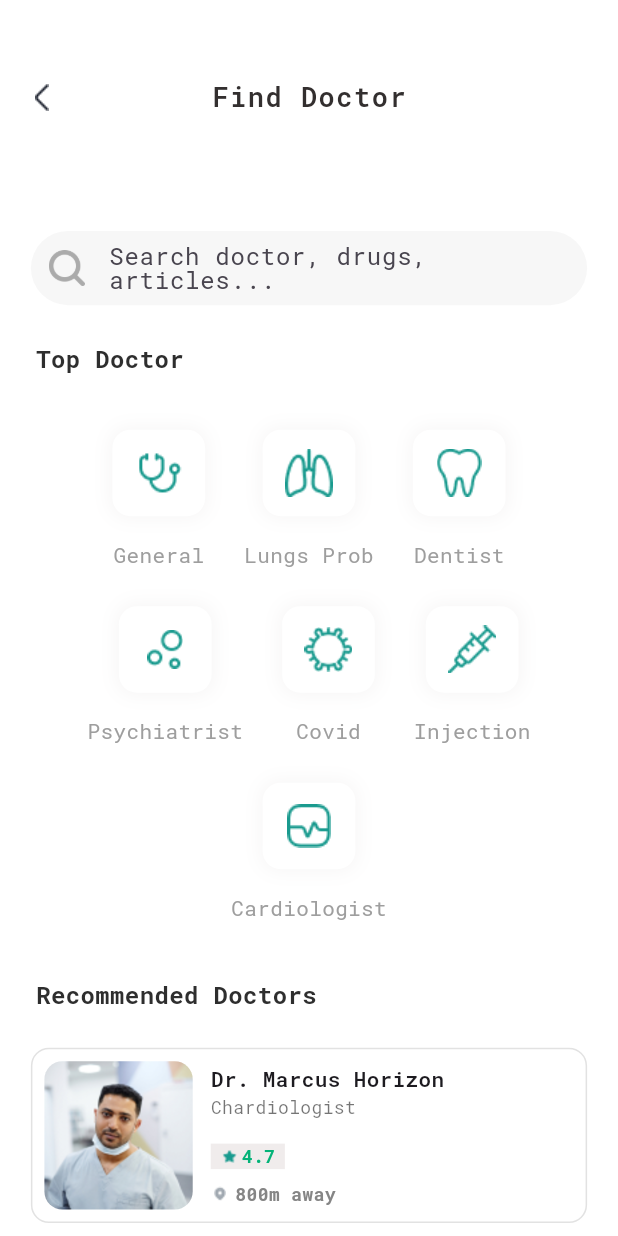
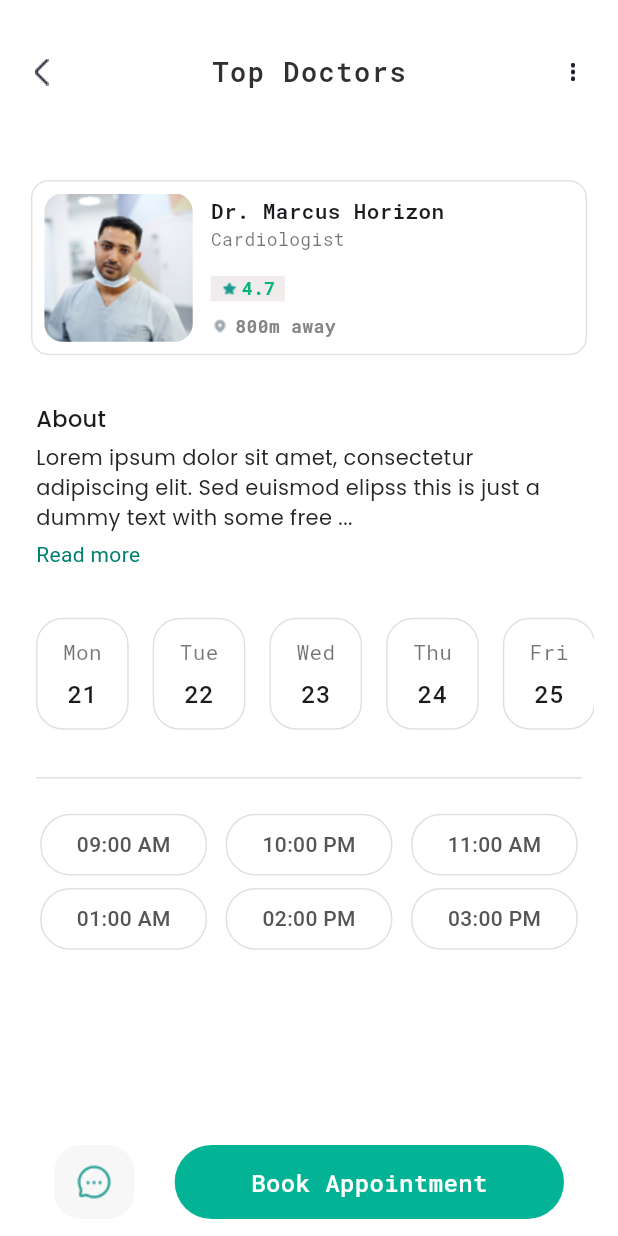
Before and after one commit to ratchaphong/hell_doctor, a Flutter app: the FindDoctorScreen screen opened directly, after a tap on "Dr. Marcus Horizon", on a phone screen of 412 x 824 dp. Run offline on Flutter 3.47's test engine with Material 3 defaults, Android fonts, the light colour scheme and no system bars; our stand-ins replace dio, get, google_fonts, motion_tab_bar_v2, retrofit, shared_preferences and 1 more; accounts and stored records are empty; generated files the repository leaves out were written again.

Commit message:
add top doctor screen

```diff
--- a/lib/utilities/theme.dart
+++ b/lib/utilities/theme.dart
@@ -6,12 +6,14 @@ class ColorResources {
   static const Color lightGreen2 = Color.fromARGB(255, 170, 255, 237);
   static const Color lightGreen3 = Color.fromARGB(255, 3, 226, 215);
   static const Color lightGreen4 = Color.fromARGB(255, 4, 179, 120);
+  static const Color lightGreen5 = Color.fromARGB(255, 2, 179, 149);
   static const Color white1 = Color.fromARGB(255, 255, 255, 255);
   static const Color white2 = Color.fromARGB(255, 247, 247, 247);
   static const Color white3 = Color.fromARGB(255, 255, 255, 255);
   static const Color white4 = Color.fromARGB(255, 226, 226, 226);
   static const Color white5 = Color.fromARGB(255, 245, 243, 243);
   static const Color white6 = Color.fromARGB(255, 240, 236, 236);
+  static const Color white7 = Colors.white70;
   static const Color black1 = Colors.black87;
   static const Color black2 = Colors.black26;
   static const Color black3 = Color.fromARGB(255, 37, 37, 37);
--- /dev/null
+++ b/lib/views/doctor_details_screen/date_select.dart
@@ -0,0 +1,69 @@
+import 'package:flutter/material.dart';
+import 'package:google_fonts/google_fonts.dart';
+import 'package:hell_care/utilities/theme.dart';
+
+class DateSelect extends StatefulWidget {
+  final String maintext;
+  final String date;
+
+  const DateSelect({super.key, required this.date, required this.maintext});
+
+  @override
+  State<DateSelect> createState() => _DateSelectState();
+}
+
+class _DateSelectState extends State<DateSelect> {
+  bool isSelected = false;
+
+  void toggleSelection() {
+    setState(() {
+      isSelected = !isSelected;
+    });
+  }
+
+  @override
+  Widget build(BuildContext context) {
+    return GestureDetector(
+      onTap: toggleSelection,
+      child: Padding(
+        padding: const EdgeInsets.all(8.0),
+        child: Container(
+          // height: MediaQuery.of(context).size.height * 0.02,
+          width: MediaQuery.of(context).size.width * 0.15,
+          decoration: BoxDecoration(
+            color: isSelected
+                ? const Color.fromARGB(255, 2, 179, 149)
+                : Colors.white,
+            borderRadius: BorderRadius.circular(18),
+            border: Border.all(color: Colors.black12),
+          ),
+          child: Padding(
+            padding: const EdgeInsets.symmetric(vertical: 12),
+            child: Column(
+              mainAxisAlignment: MainAxisAlignment.spaceBetween,
+              children: [
+                Text(
+                  widget.maintext,
+                  style: GoogleFonts.robotoMono(
+                    fontSize: FontSizes.sizeSm,
+                    color: isSelected ? ColorResources.white1 : Colors.black54,
+                  ),
+                ),
+                Text(
+                  widget.date,
+                  style: GoogleFonts.robotoMono(
+                    fontSize: FontSizes.sizeBase,
+                    color: isSelected
+                        ? ColorResources.white1
+                        : const Color.fromARGB(255, 27, 27, 27),
+                    fontWeight: FontWeight.w500,
+                  ),
+                ),
+              ],
+            ),
+          ),
+        ),
+      ),
+    );
+  }
+}
--- /dev/null
+++ b/lib/views/doctor_details_screen/doctor_details_screen.dart
@@ -0,0 +1,286 @@
+import 'package:flutter/material.dart';
+import 'package:get/get.dart';
+import 'package:google_fonts/google_fonts.dart';
+
+import '../../gen/assets.gen.dart';
+import '../../utilities/theme.dart';
+import '../find_doctor_screen/doctor_list.dart';
+import 'date_select.dart';
+import 'time_select.dart';
+
+class DoctorDetailsScreen extends StatefulWidget {
+  const DoctorDetailsScreen({super.key});
+
+  @override
+  State<DoctorDetailsScreen> createState() => _DoctorDetailsScreenState();
+}
+
+class _DoctorDetailsScreenState extends State<DoctorDetailsScreen> {
+  bool showExtendedText = false;
+
+  void toggleTextVisibility() {
+    setState(() {
+      showExtendedText = !showExtendedText;
+    });
+  }
+
+  @override
+  Widget build(BuildContext context) {
+    return Scaffold(
+      backgroundColor: ColorResources.white1,
+      appBar: AppBar(
+        leading: IconButton(
+          icon: SizedBox(
+            height: MediaQuery.of(context).size.height * 0.06,
+            width: MediaQuery.of(context).size.width * 0.06,
+            // child: Image.asset("lib/icons/back2.png"),
+            child: Assets.icons.back1.image(),
+          ),
+          onPressed: () {
+            // Navigator.of(context).pop();
+            Get.back();
+          },
+        ),
+        title: Text(
+          "Top Doctors",
+          style: GoogleFonts.robotoMono(
+            color: ColorResources.black6,
+            fontSize: FontSizes.sizeLg,
+            fontWeight: FontWeight.w600,
+            letterSpacing: 1,
+          ),
+        ),
+        centerTitle: true,
+        elevation: 0,
+        toolbarHeight: 96,
+        actions: [
+          Padding(
+            padding: const EdgeInsets.symmetric(horizontal: 24),
+            child: Container(
+              height: 12,
+              width: 12,
+              decoration: BoxDecoration(
+                image: DecorationImage(
+                  // image: AssetImage("lib/icons/more.png"),
+                  image: AssetImage(Assets.icons.more.path),
+                ),
+              ),
+            ),
+          ),
+        ],
+        backgroundColor: ColorResources.white1,
+      ),
+      body: Stack(
+        alignment: Alignment.bottomCenter,
+        children: [
+          Column(
+            children: [
+              const SizedBox(
+                height: 8,
+              ),
+              DoctorList(
+                distance: "800m away",
+                image: Assets.icons.maleDoctor.path,
+                maintext: "Dr. Marcus Horizon",
+                numRating: "4.7",
+                subtext: "Cardiologist",
+              ),
+              const SizedBox(
+                height: 16,
+              ),
+              GestureDetector(
+                onTap: toggleTextVisibility,
+                child: Padding(
+                  padding: const EdgeInsets.symmetric(horizontal: 24),
+                  child: Column(
+                    crossAxisAlignment: CrossAxisAlignment.start,
+                    children: [
+                      Text(
+                        "About",
+                        style: GoogleFonts.poppins(
+                            fontSize: 15, fontWeight: FontWeight.w500),
+                      ),
+                      const SizedBox(
+                        height: 5,
+                      ),
+                      Text(
+                        showExtendedText
+                            ? "Lorem ipsum dolor sit amet, consectetur adipiscing elit. Sed euismod elipss this is just a dummy text with some free lines do eiusmod tempor incididunt ut labore et dolore magna aliqua. Ut enim ad minim veniam consectetur adipiscing elit. Sed euismod ..."
+                            : "Lorem ipsum dolor sit amet, consectetur adipiscing elit. Sed euismod elipss this is just a dummy text with some free ... ",
+                        style: GoogleFonts.poppins(
+                          color: const Color.fromARGB(255, 37, 37, 37),
+                          fontSize: 14,
+                        ),
+                      ),
+                      const SizedBox(
+                        height: 5,
+                      ),
+                      Text(
+                        showExtendedText ? "Read less" : "Read more",
+                        style: TextStyle(
+                          color: showExtendedText
+                              ? const Color.fromARGB(255, 1, 128, 111)
+                              : const Color.fromARGB(255, 1, 128,
+                                  111), // Change color based on visibility
+                        ),
+                      ),
+                    ],
+                  ),
+                ),
+              ),
+              const SizedBox(
+                height: 24,
+              ),
+              Padding(
+                padding: const EdgeInsets.symmetric(horizontal: 16),
+                child: SizedBox(
+                  height: MediaQuery.of(context).size.height * 0.11,
+                  width: MediaQuery.of(context).size.width * 3,
+                  child: ListView(
+                    physics: const BouncingScrollPhysics(),
+                    scrollDirection: Axis.horizontal,
+                    children: const [
+                      DateSelect(date: "21", maintext: "Mon"),
+                      DateSelect(date: "22", maintext: "Tue"),
+                      DateSelect(date: "23", maintext: "Wed"),
+                      DateSelect(date: "24", maintext: "Thu"),
+                      DateSelect(date: "25", maintext: "Fri"),
+                      DateSelect(date: "26", maintext: "Sat"),
+                      DateSelect(date: "27", maintext: "Sun"),
+                      DateSelect(date: "28", maintext: "Mon"),
+                    ],
+                  ),
+                ),
+              ),
+              const SizedBox(
+                height: 16,
+              ),
+              const Padding(
+                padding: EdgeInsets.symmetric(horizontal: 24),
+                child: Divider(
+                  color: Colors.black12,
+                  thickness: 1,
+                ),
+              ),
+              const SizedBox(
+                height: 16,
+              ),
+              SizedBox(
+                // height: MediaQuery.of(context).size.height * 0.2400,
+                height: MediaQuery.of(context).size.height * 0.11,
+                width: MediaQuery.of(context).size.width * 0.9,
+                child: Row(
+                  mainAxisAlignment: MainAxisAlignment.spaceAround,
+                  children: [
+                    SizedBox(
+                      // height: MediaQuery.of(context).size.height * 0.2500,
+                      width: MediaQuery.of(context).size.width * 0.2900,
+                      child: const Column(
+                        mainAxisAlignment: MainAxisAlignment.spaceBetween,
+                        children: [
+                          TimeSelect(mainText: "09:00 AM"),
+                          TimeSelect(mainText: "01:00 AM"),
+                          // TimeSelect(mainText: "04:00 AM"),
+                          // TimeSelect(mainText: "07:00 AM"),
+                        ],
+                      ),
+                    ),
+                    // SizedBox(
+                    //   width: 12,
+                    // ),
+                    SizedBox(
+                      // height: MediaQuery.of(context).size.height * 0.2500,
+                      width: MediaQuery.of(context).size.width * 0.2900,
+                      child: const Column(
+                          mainAxisAlignment: MainAxisAlignment.spaceBetween,
+                          children: [
+                            TimeSelect(mainText: "10:00 PM"),
+                            TimeSelect(mainText: "02:00 PM"),
+                            // TimeSelect(mainText: "07:00 PM"),
+                            // TimeSelect(mainText: "09:00 PM"),
+                          ]),
+                    ),
+                    // SizedBox(
+                    //   width: 12,
+                    // ),
+                    SizedBox(
+                      // height: MediaQuery.of(context).size.height * 0.2500,
+                      width: MediaQuery.of(context).size.width * 0.2900,
+                      child: const Column(
+                          mainAxisAlignment: MainAxisAlignment.spaceBetween,
+                          children: [
+                            TimeSelect(mainText: "11:00 AM"),
+                            TimeSelect(mainText: "03:00 PM"),
+                            // TimeSelect(mainText: "08:00 PM"),
+                            // TimeSelect(mainText: "10:00 AM"),
+                          ]),
+                    ),
+                  ],
+                ),
+              ),
+            ],
+          ),
+          Container(
+            color: ColorResources.white7,
+            height: 72,
+            width: double.infinity,
+            child: Padding(
+              padding: const EdgeInsets.symmetric(
+                horizontal: 36,
+              ),
+              child: Row(
+                mainAxisAlignment: MainAxisAlignment.spaceBetween,
+                children: [
+                  Container(
+                    height: MediaQuery.of(context).size.height * 0.06,
+                    width: MediaQuery.of(context).size.width * 0.1300,
+                    decoration: BoxDecoration(
+                      color: const Color.fromARGB(255, 247, 247, 247),
+                      borderRadius: BorderRadius.circular(18),
+                      image: DecorationImage(
+                          image: AssetImage(
+                            // "lib/icons/Chat.png",
+                            Assets.icons.chat.path,
+                          ),
+                          filterQuality: FilterQuality.high),
+                    ),
+                  ),
+                  GestureDetector(
+                    onTap: () {
+                      // Navigator.pushReplacement(
+                      //     context,
+                      //     PageTransition(
+                      //         type: PageTransitionType.rightToLeft,
+                      //         child: appointment()));
+                    },
+                    child: Container(
+                      height: MediaQuery.of(context).size.height * 0.06,
+                      width: MediaQuery.of(context).size.width * 0.6300,
+                      decoration: BoxDecoration(
+                        color: ColorResources.lightGreen5,
+                        borderRadius: BorderRadius.circular(30),
+                      ),
+                      child: Row(
+                        mainAxisAlignment: MainAxisAlignment.center,
+                        children: [
+                          Text(
+                            "Book Appointment",
+                            style: GoogleFonts.robotoMono(
+                              fontSize: FontSizes.sizeBase,
+                              color: ColorResources.white1,
+                              fontWeight: FontWeight.w500,
+                            ),
+                          )
+                        ],
+                      ),
+                    ),
+                  ),
+                ],
+              ),
+            ),
+          ),
+        ],
+      ),
+    );
+  }
+}
--- /dev/null
+++ b/lib/views/doctor_details_screen/time_select.dart
@@ -0,0 +1,51 @@
+import 'package:flutter/material.dart';
+
+class TimeSelect extends StatefulWidget {
+  final String mainText;
+
+  const TimeSelect({super.key, required this.mainText});
+
+  @override
+  State<TimeSelect> createState() => _TimeSelectState();
+}
+
+class _TimeSelectState extends State<TimeSelect> {
+  bool isSelected = false;
+
+  void toggleSelection() {
+    setState(() {
+      isSelected = !isSelected;
+    });
+  }
+
+  @override
+  Widget build(BuildContext context) {
+    return GestureDetector(
+      onTap: toggleSelection,
+      child: Container(
+        height: MediaQuery.of(context).size.height * 0.05,
+        width: MediaQuery.of(context).size.width * 0.2700,
+        decoration: BoxDecoration(
+          color: isSelected
+              ? const Color.fromARGB(255, 2, 179, 149)
+              : Colors.white,
+          borderRadius: BorderRadius.circular(20),
+          border: Border.all(color: Colors.black12),
+        ),
+        child: Row(
+          mainAxisAlignment: MainAxisAlignment.center,
+          children: [
+            Text(
+              widget.mainText,
+              style: TextStyle(
+                  color: isSelected
+                      ? Colors.white
+                      : Color.fromARGB(255, 85, 85, 85),
+                  fontWeight: FontWeight.w500),
+            ),
+          ],
+        ),
+      ),
+    );
+  }
+}
--- a/lib/views/find_doctor/find_doctor_screen.dart
+++ b/lib/views/find_doctor_screen/find_doctor_screen.dart
@@ -4,9 +4,11 @@ import 'package:hell_care/gen/assets.gen.dart';
 import 'package:hell_care/utilities/theme.dart';
 
 import '../../widgets/custom_text_field.dart';
+import '../doctor_details_screen/doctor_details_screen.dart';
 import 'doctor_list.dart';
 import 'list_icons.dart';
 import 'recent_doctors.dart';
+import 'package:get/get.dart';
 
 class FindDoctorScreen extends StatelessWidget {
   const FindDoctorScreen({super.key});
@@ -27,6 +29,7 @@ class FindDoctorScreen extends StatelessWidget {
           ),
           onPressed: () {
             // Navigator.of(context).pop();
+            Get.back();
           },
         ),
         backgroundColor: ColorResources.white1,
@@ -172,6 +175,10 @@ class FindDoctorScreen extends StatelessWidget {
                 //     PageTransition(
                 //         type: PageTransitionType.rightToLeft,
                 //         child: DoctorDetails()));
+                Get.to(
+                  () => const DoctorDetailsScreen(),
+                  transition: Transition.rightToLeft,
+                );
               },
               child: DoctorList(
                 distance: "800m away",
--- a/lib/views/main_page/main_screen.dart
+++ b/lib/views/main_page/main_screen.dart
@@ -9,7 +9,7 @@ import 'package:hell_care/widgets/loading.dart';
 import 'package:motion_tab_bar_v2/motion-tab-bar.dart';
 import 'package:motion_tab_bar_v2/motion-tab-controller.dart';
 
-import '../find_doctor/find_doctor_screen.dart';
+import '../find_doctor_screen/find_doctor_screen.dart';
 import '../profile_screen/profile_screen.dart';
 
 class MainScreen extends StatefulWidget {
--- a/lib/views/splash_screen.dart
+++ b/lib/views/splash_screen.dart
@@ -2,7 +2,7 @@
 
 import 'package:flutter/material.dart';
 import 'package:get/get.dart';
-import 'package:hell_care/views/on_boarding/on_boarding_screen.dart';
+import 'package:hell_care/views/on_boarding_screen/on_boarding_screen.dart';
 import '../gen/assets.gen.dart';
 import '../utilities/theme.dart';
 import 'package:shared_preferences/shared_preferences.dart';
```
Also changed, not shown: lib/views/find_doctor_screen/doctor_list.dart (renamed from lib/views/find_doctor/doctor_list.dart), lib/views/find_doctor_screen/list_icons.dart (renamed from lib/views/find_doctor/list_icons.dart), lib/views/find_doctor_screen/recent_doctors.dart (renamed from lib/views/find_doctor/recent_doctors.dart), lib/views/on_boarding_screen/on_board_1_screen.dart (renamed from lib/views/on_boarding/on_board_1_screen.dart), lib/views/on_boarding_screen/on_board_2_screen.dart (renamed from lib/views/on_boarding/on_board_2_screen.dart), lib/views/on_boarding_screen/on_board_3_screen.dart (renamed from lib/views/on_boarding/on_board_3_screen.dart), lib/views/on_boarding_screen/on_boarding_screen.dart (renamed from lib/views/on_boarding/on_boarding_screen.dart).
